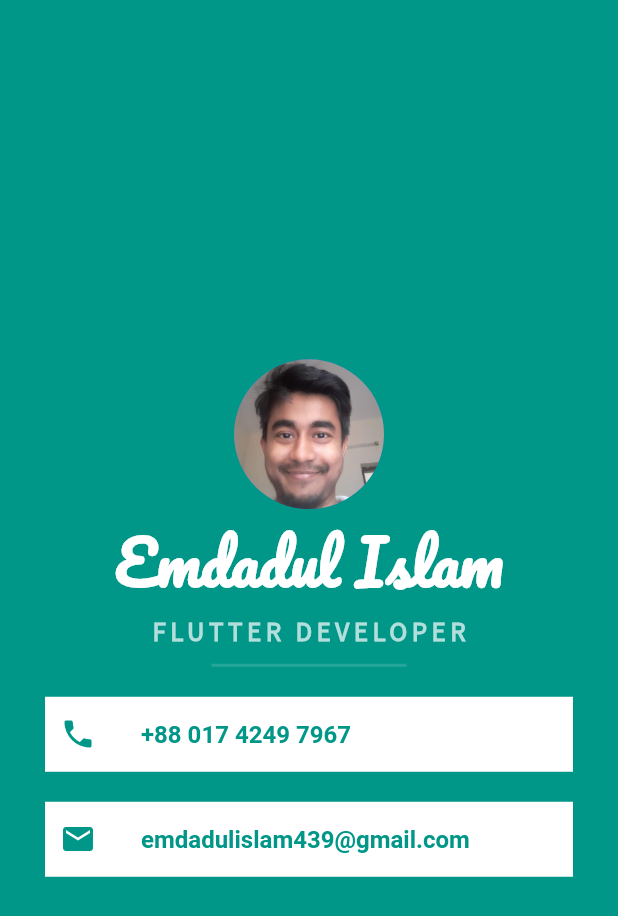
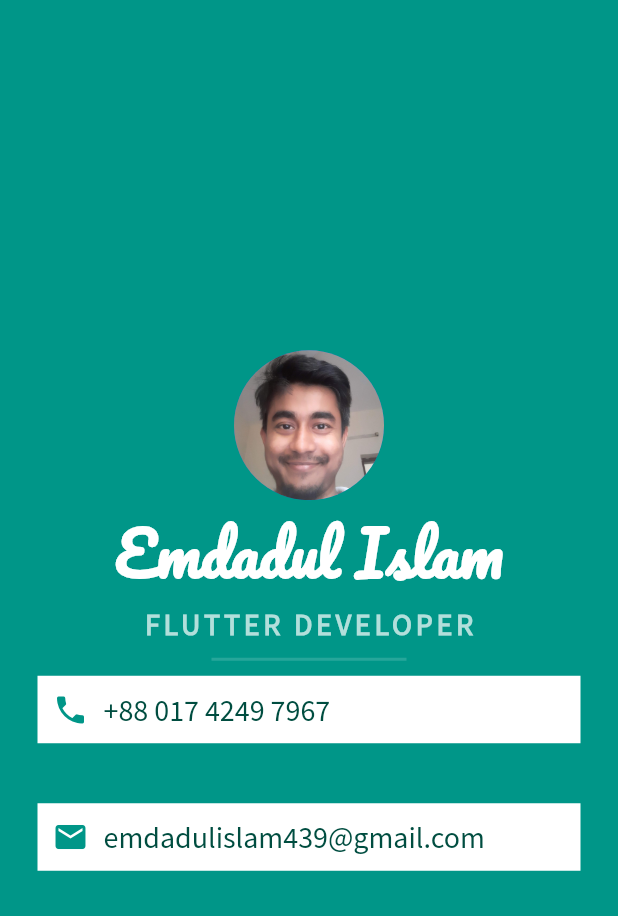
Before and after one commit to emdadul-islam439/mi_card_app_flutter, a Flutter app: the screen it shows after launch, on a phone screen of 412 x 824 dp. Shown: the top 916 px of the screen. Run offline on Flutter 3.47's test engine with Material 2 defaults, Android fonts, the phone set to English and light mode, and no system bars; missing offline and left inert: dart:ffi.

Commit message:
modified the design according to Angela's design

```diff
--- a/lib/main.dart
+++ b/lib/main.dart
@@ -14,10 +14,8 @@ class MyApp extends StatelessWidget {
     return MaterialApp(
       title: "Mi Card App",
       home: Scaffold(
-        body: Container(
-          height: double.infinity,
-          width: double.infinity,
-          color: Colors.teal,
+        backgroundColor: Colors.teal,
+        body: SafeArea(
           child: Column(
             mainAxisAlignment: MainAxisAlignment.center,
             children: [
@@ -38,9 +36,9 @@ class MyApp extends StatelessWidget {
                 "FLUTTER DEVELOPER",
                 style: TextStyle(
                   color: Colors.teal.shade100,
-                  fontSize: 18.0,
+                  fontSize: 20.0,
                   fontFamily: 'Source Sans Pro',
-                  letterSpacing: 3.0,
+                  letterSpacing: 2.5,
                   fontWeight: FontWeight.bold,
                 ),
               ),
@@ -54,37 +52,28 @@ class MyApp extends StatelessWidget {
                   color: Colors.teal.shade400,
                 ),
               ),
-              const SizedBox(
-                height: 20.0,
-              ),
               Container(
-                height: 50.0,
-                width: double.infinity,
+                color: Colors.white,
                 margin: const EdgeInsets.symmetric(
-                  horizontal: 30.0,
+                  horizontal: 25.0,
+                  vertical: 10.0,
                 ),
-                padding: const EdgeInsets.symmetric(
-                  horizontal: 10.0,
-                  vertical: 5.0,
-                ),
-                decoration: const BoxDecoration(
-                  color: Colors.white,
-                ),
+                padding: const EdgeInsets.all(10.0),
                 child: Row(
-                  children: const [
-                    Icon(
+                  children: [
+                    const Icon(
                       Icons.phone,
                       color: Colors.teal,
                     ),
-                    SizedBox(
-                      width: 30.0,
+                    const SizedBox(
+                      width: 10.0,
                     ),
                     Text(
                       '+88 017 4249 7967',
                       style: TextStyle(
-                        color: Colors.teal,
-                        fontWeight: FontWeight.bold,
-                        fontSize: 16.0,
+                        color: Colors.teal.shade900,
+                        fontFamily: "Source Sans Pro",
+                        fontSize: 20.0,
                       ),
                     ),
                   ],
@@ -94,33 +83,27 @@ class MyApp extends StatelessWidget {
                 height: 20.0,
               ),
               Container(
-                height: 50.0,
-                width: double.infinity,
+                color: Colors.white,
                 margin: const EdgeInsets.symmetric(
-                  horizontal: 30.0,
+                  horizontal: 25.0,
+                  vertical: 10.0,
                 ),
-                padding: const EdgeInsets.symmetric(
-                  horizontal: 10.0,
-                  vertical: 5.0,
-                ),
-                decoration: const BoxDecoration(
-                  color: Colors.white,
-                ),
+                padding: const EdgeInsets.all(10.0),
                 child: Row(
-                  children: const [
-                    Icon(
+                  children: [
+                    const Icon(
                       Icons.email,
                       color: Colors.teal,
                     ),
-                    SizedBox(
-                      width: 30.0,
+                    const SizedBox(
+                      width: 10.0,
                     ),
                     Text(
                       'emdadulislam439@gmail.com',
                       style: TextStyle(
-                        color: Colors.teal,
-                        fontWeight: FontWeight.bold,
-                        fontSize: 16.0,
+                        color: Colors.teal.shade900,
+                        fontFamily: "Source Sans Pro",
+                        fontSize: 20.0,
                       ),
                     ),
                   ],
```
